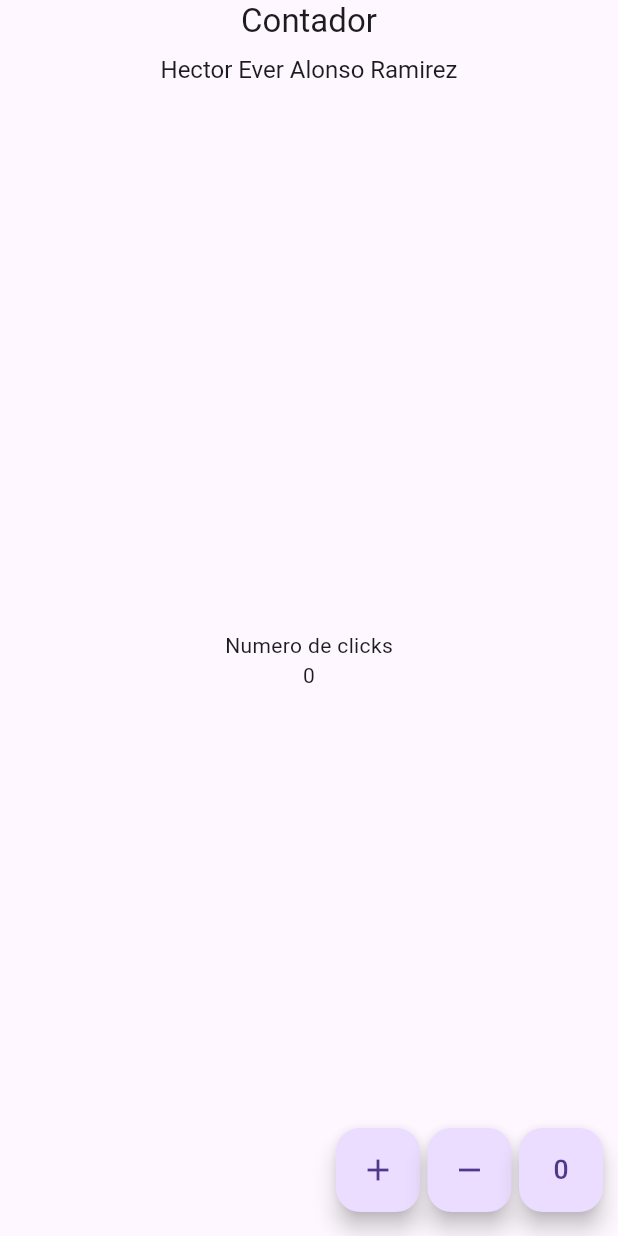
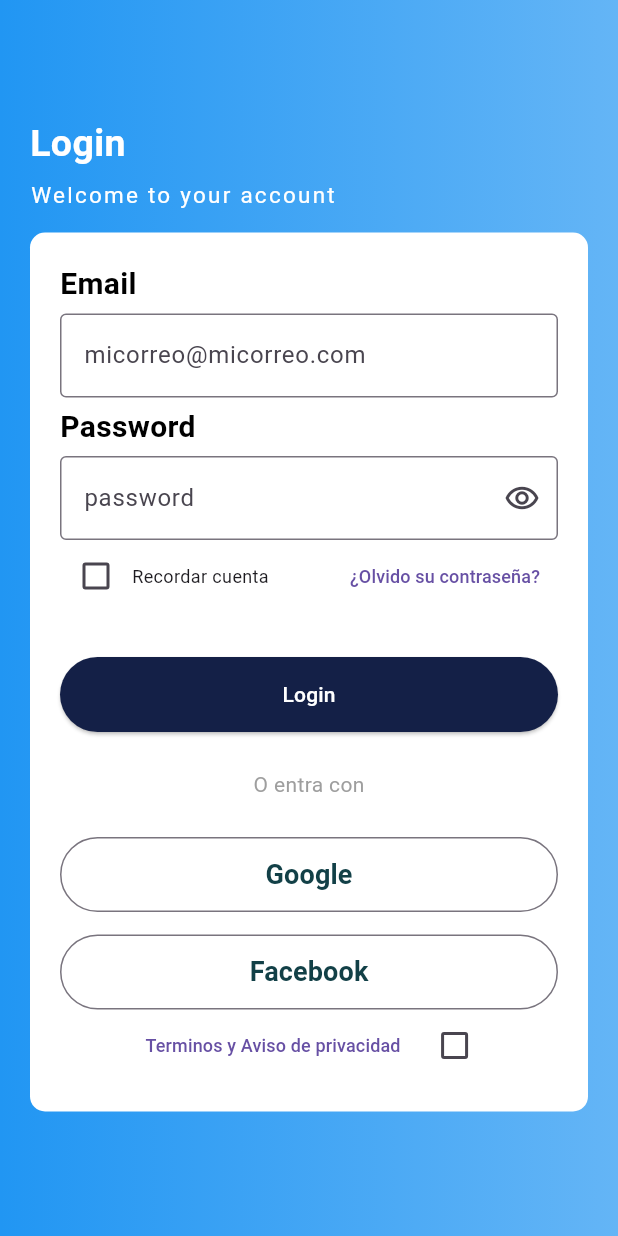
Before and after one commit to EverAlon/cont, a Flutter app: the screen it shows after launch, on a phone screen of 412 x 824 dp. Run offline on Flutter 3.47's test engine with Material 3 defaults, Android fonts, the phone set to English and light mode, and no system bars.

Commit message:
Login y Aviso de privacidad

```diff
--- a/lib/main.dart
+++ b/lib/main.dart
@@ -1,4 +1,5 @@
-import 'package:contador/pages/home_page.dart';
+//import 'package:contador/pages/home_page.dart';
+import 'package:contador/pages/login_page.dart';
 import 'package:flutter/material.dart';
 
 void main() => runApp(const MyApp());
@@ -10,7 +11,7 @@ class MyApp extends StatelessWidget {
   Widget build(BuildContext context) {
     return const MaterialApp(
       title: 'Material App',
-      home: HomePage(),
+      home: LoginPage(),
     );
   }
 }
--- /dev/null
+++ b/lib/pages/login_page.dart
@@ -0,0 +1,299 @@
+import "package:flutter/material.dart";
+
+class LoginPage extends StatefulWidget {
+  const LoginPage({super.key});
+
+  @override
+  State<LoginPage> createState() => _LoginPageState();
+}
+
+class _LoginPageState extends State<LoginPage> {
+  @override
+  Widget build(BuildContext context) {
+    return const Scaffold(
+      body: Stack(
+        children: [
+          Fondo(),
+          Contenido(),
+        ],
+      ),
+    );
+  }
+}
+
+class Fondo extends StatelessWidget {
+  const Fondo({super.key});
+
+  @override
+  Widget build(BuildContext context) {
+    return Container(
+      decoration: BoxDecoration(
+        gradient: LinearGradient(
+          colors: [
+            Colors.blue.shade300,
+            Colors.blue,
+          ],
+          begin: Alignment.centerRight,
+          end: Alignment.centerLeft,
+
+
+        )
+      ),
+    );
+  }
+}
+
+class Contenido extends StatefulWidget {
+  const Contenido({super.key});
+
+  @override
+  State<Contenido> createState() => _ContenidoState();
+}
+
+class _ContenidoState extends State<Contenido> {
+  @override
+  Widget build(BuildContext context) {
+    return const Padding(
+      padding: EdgeInsets.symmetric(horizontal: 20),
+      child: Column(
+        mainAxisAlignment: MainAxisAlignment.center,
+        crossAxisAlignment: CrossAxisAlignment.start,
+        children: [
+          Text(
+            'Login',
+            style: TextStyle(
+              color: Colors.white,
+              fontWeight: FontWeight.bold,
+              fontSize: 25,
+            ),
+          ),
+          SizedBox(height: 5,),
+          Text(
+            'Welcome to your account',
+            style: TextStyle(
+              color: Colors.white,
+              fontSize: 15,
+              letterSpacing: 1.5,
+            ),
+          ),
+          SizedBox(height: 15,),
+          Datos(),
+          SizedBox(height: 5,),
+        ],
+      ),
+    );
+  }
+}
+
+class Datos extends StatefulWidget {
+  const Datos({super.key});
+
+  @override
+  State<Datos> createState() => _DatosState();
+}
+
+class _DatosState extends State<Datos> {
+  bool showPass = true;
+
+
+  @override
+  Widget build(BuildContext context) {
+    return Container(
+      padding: const EdgeInsets.all(20),
+          decoration: BoxDecoration(
+          borderRadius: BorderRadius.circular(10),
+          color: Colors.white,
+        ),
+      child: Column(
+        crossAxisAlignment: CrossAxisAlignment.start,
+        children: [
+          const Text(
+            'Email',
+            style: TextStyle(
+              color: Colors.black,
+              fontWeight: FontWeight.bold,
+              fontSize: 20,
+            ),
+          ),
+          const SizedBox(height: 5,),
+          TextFormField(
+            keyboardType: TextInputType.emailAddress,
+            decoration: const InputDecoration(
+              border: OutlineInputBorder(),
+              hintText: 'micorreo@micorreo.com'
+              ),
+          ),
+          const SizedBox(height: 5,),
+          const Text(
+            'Password',
+            style: TextStyle(
+              color: Colors.black,
+              fontWeight: FontWeight.bold,
+              fontSize: 20,
+            ),
+          ),
+          const SizedBox(height: 5,),
+          TextFormField(
+            obscureText: showPass,
+            decoration: InputDecoration(
+              border:  const OutlineInputBorder(),
+              hintText: 'password',
+              suffixIcon: IconButton(
+                icon: const Icon(Icons.remove_red_eye_outlined),
+                onPressed: () => {
+                  setState(() {
+                    showPass == true ? showPass = false : showPass = true;
+                  })
+                },
+              )
+            ),
+          ),
+          const Remember(),
+          const SizedBox(height: 30,),
+          const Botones(),
+          const AvisoPrivacidad(),
+        ],
+      ),
+    );
+  }
+}
+
+class Remember extends StatefulWidget {
+  const Remember({super.key});
+
+  @override
+  State<Remember> createState() => _RememberState();
+}
+
+class _RememberState extends State<Remember> {
+  bool checked = false;
+
+  @override
+  Widget build(BuildContext context) {
+
+    return Row(
+      children: [
+        Checkbox(
+          value: checked,
+          onChanged: (value) => {
+            setState(() => checked == false ? checked = true : checked = false
+            )
+          },
+        ),
+        const Text(
+          'Recordar cuenta',
+          style: TextStyle(fontSize: 12,),
+          ),
+        const Spacer(),
+        TextButton(
+          onPressed: () => {},
+          child: const Text('¿Olvido su contraseña?', style: TextStyle(fontSize: 12),),
+        ),
+      ],
+    );
+  }
+}
+
+class Botones extends StatelessWidget {
+  const Botones({super.key});
+
+  @override
+  Widget build(BuildContext context) {
+    return Column(
+      children: [
+          SizedBox(
+            width: double.infinity,
+            height: 50,
+            child: ElevatedButton(
+              onPressed: () => {},
+              style: ButtonStyle(
+                backgroundColor: MaterialStateProperty.all<Color>(Color(0xff142047))
+              ),
+              child: const Text(
+                'Login',
+                style: TextStyle(
+                  color: Colors.white
+                )
+              ),
+            ),
+          ),
+          const SizedBox(
+            height: 25,
+            width: double.infinity,),
+          const Text(
+            'O entra con',
+            style: TextStyle(
+              color: Colors.grey
+            ),
+          ),
+          const SizedBox(
+            height: 25,
+            width: double.infinity,),
+          SizedBox(
+            width: double.infinity,
+            height: 50,
+            child: OutlinedButton(
+              onPressed: () => {},
+              child: const Text(
+                'Google',
+                style: TextStyle(
+                  color: Color(0Xff124047),
+                  fontWeight: FontWeight.bold,
+                  fontSize: 18,
+                ),
+              ),
+            ),
+          ),
+          const SizedBox(
+            height: 15,
+            width: double.infinity,),
+          SizedBox(
+            width: double.infinity,
+            height: 50,
+            child: OutlinedButton(
+              onPressed: () => {},
+              child: const Text(
+                'Facebook',
+                style: TextStyle(
+                  color: Color(0Xff124047),
+                  fontWeight: FontWeight.bold,
+                  fontSize: 18,
+                ),
+              ),
+            ),
+          ),
+      ],
+    );
+  }
+}
+
+class AvisoPrivacidad extends StatefulWidget {
+  const AvisoPrivacidad({super.key});
+
+  @override
+  State<AvisoPrivacidad> createState() => _AvisoPrivacidadState();
+}
+
+class _AvisoPrivacidadState extends State<AvisoPrivacidad> {
+  bool checked = false;
+
+  @override
+  Widget build(BuildContext context) {
+    return Row(
+      mainAxisAlignment: MainAxisAlignment.center,
+      children: [
+        TextButton(
+          onPressed: () => {},
+          child: const Text('Terminos y Aviso de privacidad',
+          style: TextStyle(fontSize: 12),),
+        ),
+        Checkbox(
+          value: checked,
+          onChanged: (value) =>
+            setState(() => checked == false ? checked = true : checked = false
+          ),
+        )
+      ],
+    );
+  }
+}
```
